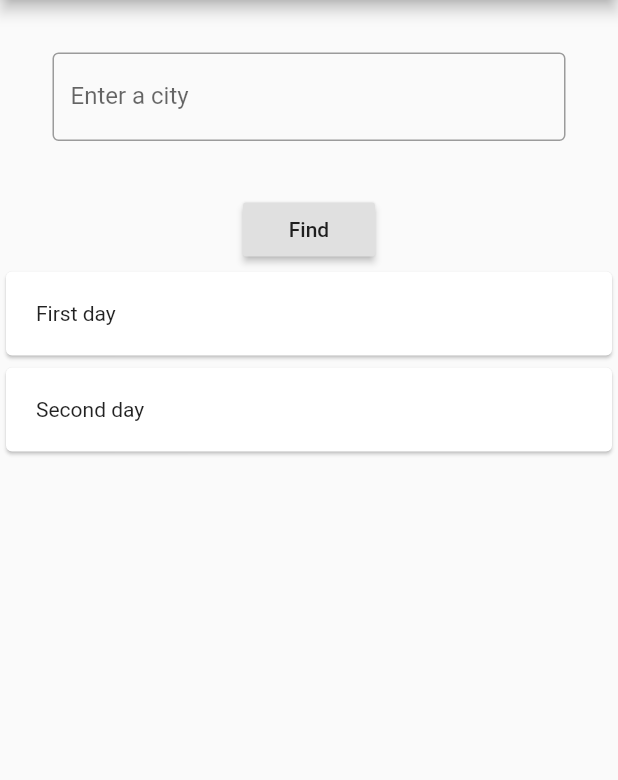
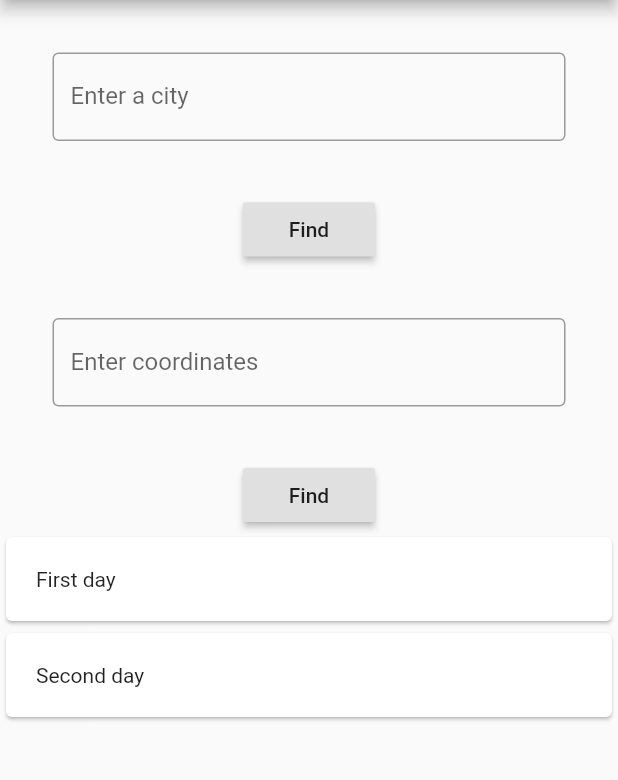
Before and after one commit to thorirv15/WhatsTheWeather, a Flutter app: the screen it shows after launch, after a tap on "Find", on a phone screen of 412 x 824 dp, the part 84-864 px from its top. Run offline on Flutter 3.47's test engine with Material 2 defaults, Android fonts, the phone set to English and light mode, and no system bars; our stand-ins replace location.

Commit message:
Current position is fetched and coordinates input.
Current position of the phone is fetced when the app starts and an input
box has been added for the possibility to enter coordinates and search
for weather in that manner.

```diff
--- a/whats_the_weather/lib/forcast_list_manager.dart
+++ b/whats_the_weather/lib/forcast_list_manager.dart
@@ -1,5 +1,6 @@
 import 'package:flutter/material.dart';
 import 'package:flutter/widgets.dart';
+import 'package:location/location.dart';
 
 import './forcasts.dart';
 
@@ -12,22 +13,53 @@ class ForcastListManager extends StatefulWidget {
 
 class _ForcastListManagerState extends State<ForcastListManager> {
   final List<String> _forcasts = ['First day', 'Second day'];
-  String _inputValue = '';
+  //final String _baseAPIurl = '';
+  String _inputCityValue = '', _inputCoordinatesValues = '';
 
-  void onPressed() {
+  // Location variables.
+  var _location = Location();
+  Map<String, double> userLocation;
+
+  @override
+  void initState() {
+    super.initState();
+    this._getLocation();
+  }
+
+  void onPressed(String type) {
     // When the button is pressed,
     // the API should be called to fetch data.
-    print('the input text is: $_inputValue');
+    if(type == 'city') {
+      print('the inputCityValue is: $_inputCityValue');
+    }
+    else if(type == 'coordinates') {
+      print('the coordinatesValues are: $_inputCoordinatesValues');
+    }
   }
 
   // State of the widget is set when text
   // is changed in the textfield.
-  void onChanged(String inputValue) {
+  void onChanged(String type, String inputValue) {
     setState(() {
-      _inputValue = inputValue;
+      if(type == 'city') {
+        _inputCityValue = inputValue;
+      }
+      else if(type == 'coordinates') {
+        _inputCoordinatesValues = inputValue;
+      }
     });
   }
 
+  // For using current location.
+  Future<Map<String, double>> _getLocation() async {
+    var currentLocation = <String, double>{};
+    try {
+      currentLocation = await _location.getLocation();
+    } catch (e) {
+      currentLocation = null;
+    }
+    return currentLocation;
+  }
 
   @override
   Widget build(BuildContext context) {
@@ -43,12 +75,25 @@ class _ForcastListManagerState extends State<ForcastListManager> {
                   decoration: InputDecoration(
                       border: OutlineInputBorder(),
                       labelText: 'Enter a city'),
-                      onChanged: (String value) {onChanged(value);},
+                      onChanged: (String value) {onChanged('city', value);},
                 ),
               ),
               RaisedButton(
                 child: Text('Find'),
-                onPressed: () { onPressed(); },
+                onPressed: () { onPressed('city'); },
+              ),
+              Container(
+                padding: EdgeInsets.all(35.0),
+                child: TextField(
+                  decoration: InputDecoration(
+                      border: OutlineInputBorder(),
+                      labelText: 'Enter coordinates'),
+                      onChanged: (String value) {onChanged('coordinates', value);},
+                ),
+              ),
+              RaisedButton(
+                child: Text('Find'),
+                onPressed: () { onPressed('coordinates'); },
               ),
               Forcasts(_forcasts)
             ],
--- a/whats_the_weather/pubspec.yaml
+++ b/whats_the_weather/pubspec.yaml
@@ -19,6 +19,7 @@ environment:
 dependencies:
   flutter:
     sdk: flutter
+  location: ^1.4.1
 
   # The following adds the Cupertino Icons font to your application.
   # Use with the CupertinoIcons class for iOS style icons.
```
Also changed, not shown: whats_the_weather/pubspec.lock, 2 other files.
